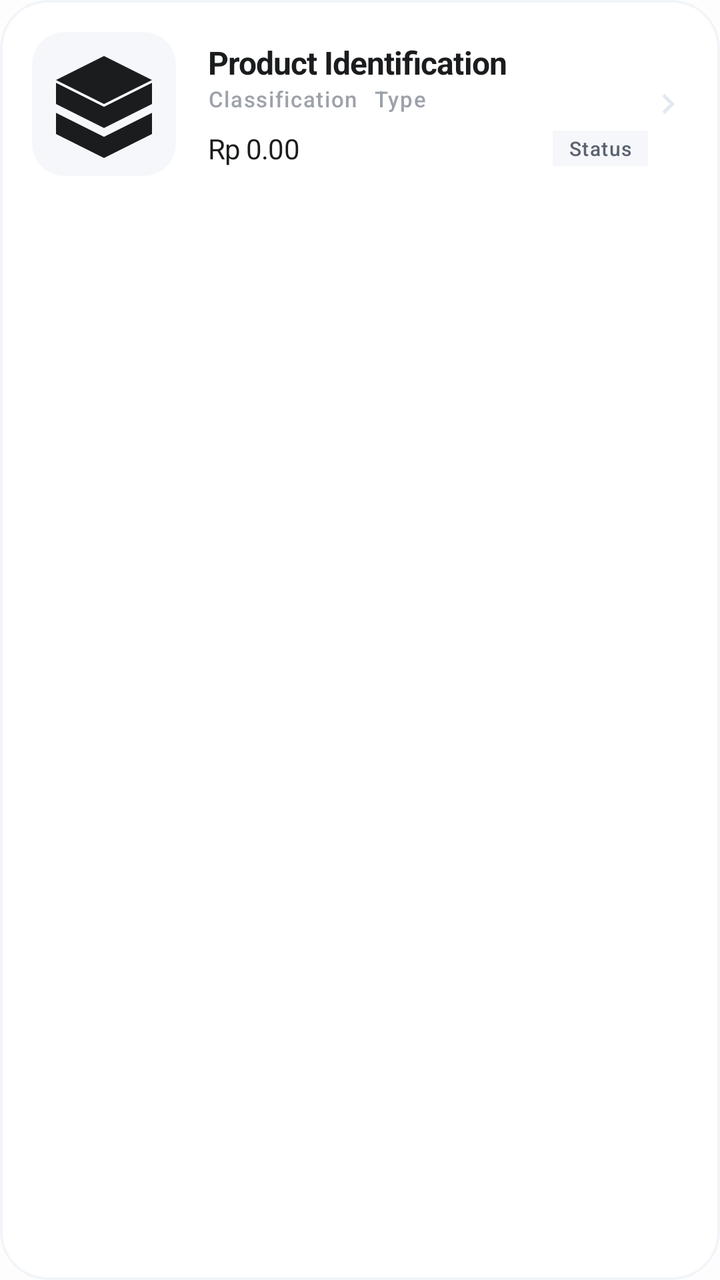
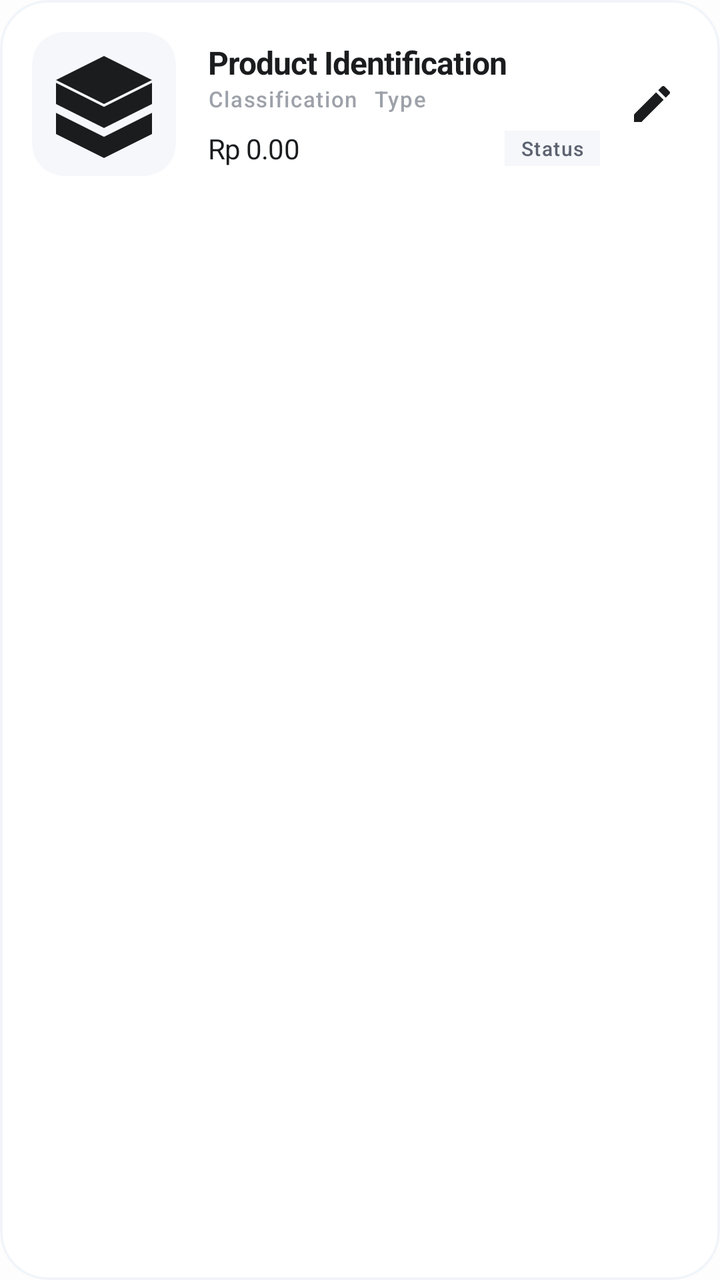

The first picture is an Android layout as it rendered before a commit; the second is the same layout after the commit. The layout source and the unified diff follow.
<!-- AndroidManifest.xml: application theme Theme.KasirAPP -->
<!-- res/layout/item_menu.xml -->
<?xml version="1.0" encoding="utf-8"?>
<com.google.android.material.card.MaterialCardView
    xmlns:android="http://schemas.android.com/apk/res/android"
    xmlns:app="http://schemas.android.com/apk/res-auto"
    style="@style/Widget.App.Card.Solid"
    android:layout_width="match_parent"
    android:layout_height="wrap_content"
    android:layout_marginHorizontal="16dp"
    android:layout_marginVertical="8dp">

    <LinearLayout
        android:layout_width="match_parent"
        android:layout_height="wrap_content"
        android:orientation="horizontal"
        android:padding="16dp"
        android:gravity="center_vertical">

        <com.google.android.material.card.MaterialCardView
            android:layout_width="72dp"
            android:layout_height="72dp"
            app:cardCornerRadius="16dp"
            app:cardElevation="0dp"
            app:cardBackgroundColor="@color/surface_variant"
            app:strokeWidth="0dp">

            <ImageView
                android:id="@+id/imgMenu"
                android:layout_width="match_parent"
                android:layout_height="match_parent"
                android:scaleType="centerCrop"
                android:src="@drawable/ic_product" />
        </com.google.android.material.card.MaterialCardView>

        <LinearLayout
            android:layout_width="0dp"
            android:layout_height="wrap_content"
            android:layout_weight="1"
            android:layout_marginStart="16dp"
            android:orientation="vertical">

            <TextView
                android:id="@+id/tvMenuName"
                style="@style/TextAppearance.App.TitleLarge"
                android:layout_width="match_parent"
                android:layout_height="wrap_content"
                android:text="Product Identification"
                android:textSize="16sp"
                android:textStyle="bold" />

            <LinearLayout
                android:layout_width="match_parent"
                android:layout_height="wrap_content"
                android:orientation="horizontal"
                android:gravity="center_vertical">

                <TextView
                    android:id="@+id/tvCategory"
                    style="@style/TextAppearance.App.LabelLarge"
                    android:layout_width="wrap_content"
                    android:layout_height="wrap_content"
                    android:text="Classification"
                    android:textSize="11sp"
                    android:alpha="0.6" />

                <TextView
                    android:id="@+id/tvType"
                    style="@style/TextAppearance.App.LabelLarge"
                    android:layout_width="wrap_content"
                    android:layout_height="wrap_content"
                    android:layout_marginStart="8dp"
                    android:text="Type"
                    android:textSize="11sp"
                    android:alpha="0.6" />

            </LinearLayout>

            <LinearLayout
                android:layout_width="match_parent"
                android:layout_height="wrap_content"
                android:layout_marginTop="8dp"
                android:orientation="horizontal"
                android:gravity="center_vertical">

                <TextView
                    android:id="@+id/tvPrice"
                    style="@style/TextAppearance.App.TitleLarge"
                    android:layout_width="0dp"
                    android:layout_height="wrap_content"
                    android:layout_weight="1"
                    android:text="Rp 0.00"
                    android:textSize="14sp"
                    android:textColor="@color/primary" />

                <TextView
                    android:id="@+id/tvStatus"
                    style="@style/TextAppearance.App.LabelLarge"
                    android:layout_width="wrap_content"
                    android:layout_height="wrap_content"
                    android:text="Status"
                    android:textSize="10sp"
                    android:paddingHorizontal="8dp"
                    android:paddingVertical="2dp"
                    android:background="@color/surface_variant"
                    android:textColor="@color/secondary" />

            </LinearLayout>

        </LinearLayout>

        <ImageView
            android:layout_width="20dp"
            android:layout_height="20dp"
            android:src="@drawable/ic_chevron_right"
            app:tint="@color/outline" />

    </LinearLayout>
</com.google.android.material.card.MaterialCardView>
<!-- resources referenced by this layout -->
<resources>
  <color name="outline">#E2E8F0</color>
  <color name="primary">#1A1C1E</color>
  <color name="secondary">#5C6270</color>
  <color name="surface_variant">#F5F7FA</color>
  <!-- drawable ic_chevron_right (drawable) -->
  <vector xmlns:android="http://schemas.android.com/apk/res/android"
      android:width="24dp"
      android:height="24dp"
      android:viewportWidth="24"
      android:viewportHeight="24">
      <path
          android:fillColor="@color/on_surface"
          android:pathData="M10,6L8.59,7.41 13.17,12l-4.58,4.59L10,18l6,-6 -6,-6z"/>
  </vector>
  <!-- drawable ic_product (drawable) -->
  <vector xmlns:android="http://schemas.android.com/apk/res/android"
      android:width="24dp"
      android:height="24dp"
      android:viewportWidth="24"
      android:viewportHeight="24">
      <path
          android:fillColor="@color/on_surface"
          android:pathData="M20,8l-8,-4 -8,4 8,4 8,-4zM4,8.47l8,4 8,-4L20,12l-8,4 -8,-4L4,8.47zM4,13.47l8,4 8,-4L20,17l-8,4 -8,-4L4,13.47z"/>
  </vector>
  <style name="TextAppearance.App.LabelLarge" parent="TextAppearance.Material3.LabelLarge">
          <item name="android:textSize">14sp</item>
          <item name="android:fontFamily">sans-serif-medium</item>
          <item name="android:letterSpacing">0.05</item>
          <item name="android:textColor">@color/secondary</item>
      </style>
  <style name="TextAppearance.App.TitleLarge" parent="TextAppearance.Material3.TitleLarge">
          <item name="android:textSize">22sp</item>
          <item name="android:fontFamily">sans-serif-medium</item>
          <item name="android:letterSpacing">-0.02</item>
          <item name="android:textColor">@color/primary</item>
      </style>
  <style name="Theme.KasirAPP" parent="Base.Theme.KasirAPP" />
  <color name="on_surface">#1A1C1E</color>
  <color name="surface">#FFFFFF</color>
  <color name="outline_variant">#F1F5F9</color>
  <color name="on_primary">#FFFFFF</color>
  <color name="primary_container">#F1F3F7</color>
  <color name="on_primary_container">#1A1C1E</color>
  <color name="on_secondary">#FFFFFF</color>
  <color name="secondary_container">#F8F9FB</color>
  <color name="on_secondary_container">#1A1C1E</color>
  <color name="background">#FDFDFD</color>
  <color name="on_surface_variant">#5C6270</color>
  <color name="error">#DC2626</color>
  <style name="Widget.App.Button.Primary" parent="Widget.App.Button">
          <item name="backgroundTint">@color/primary</item>
          <item name="android:textColor">@color/white</item>
          <item name="rippleColor">#33FFFFFF</item>
      </style>
  <style name="TextAppearance.App.HeadlineLarge" parent="TextAppearance.Material3.HeadlineLarge">
          <item name="android:textSize">32sp</item>
          <item name="android:fontFamily">sans-serif-black</item>
          <item name="android:letterSpacing">-0.04</item>
          <item name="android:textColor">@color/primary</item>
      </style>
  <style name="TextAppearance.App.BodyLarge" parent="TextAppearance.Material3.BodyLarge">
          <item name="android:textSize">16sp</item>
          <item name="android:fontFamily">sans-serif</item>
          <item name="android:lineSpacingExtra">4dp</item>
          <item name="android:textColor">@color/secondary</item>
      </style>
  <style name="Widget.App.Button" parent="Widget.Material3.Button">
          <item name="cornerRadius">20dp</item>
          <item name="android:insetTop">0dp</item>
          <item name="android:insetBottom">0dp</item>
          <item name="android:textAllCaps">false</item>
          <item name="android:textStyle">bold</item>
          <item name="android:letterSpacing">0.01</item>
          <item name="android:minHeight">60dp</item>
      </style>
  <color name="white">#FFFFFF</color>
  <!-- unchanged entries left out for length: 5 -->
</resources>

<!-- the commit's change to res/layout/item_menu.xml (unified diff, before → after) -->
@@ -107,11 +107,15 @@
 
         </LinearLayout>
 
-        <ImageView
-            android:layout_width="20dp"
-            android:layout_height="20dp"
-            android:src="@drawable/ic_chevron_right"
-            app:tint="@color/outline" />
+        <ImageButton
+            android:id="@+id/btnEditMenu"
+            android:layout_width="36dp"
+            android:layout_height="36dp"
+            android:background="?attr/selectableItemBackgroundBorderless"
+            android:src="@drawable/ic_edit"
+            android:layout_marginStart="8dp"
+            app:tint="@color/primary"
+            android:contentDescription="Edit Menu" />
 
     </LinearLayout>
 </com.google.android.material.card.MaterialCardView>
<!-- resource entries referenced after the edit -->
@@ -4,7 +4,7 @@
   <color name="primary">#1A1C1E</color>
   <color name="secondary">#5C6270</color>
   <color name="surface_variant">#F5F7FA</color>
-  <!-- drawable ic_chevron_right (drawable) -->
+  <!-- drawable ic_edit (drawable) -->
   <vector xmlns:android="http://schemas.android.com/apk/res/android"
       android:width="24dp"
       android:height="24dp"
@@ -12,7 +12,7 @@
       android:viewportHeight="24">
       <path
           android:fillColor="@color/on_surface"
-          android:pathData="M10,6L8.59,7.41 13.17,12l-4.58,4.59L10,18l6,-6 -6,-6z"/>
+          android:pathData="M3,17.25V21h3.75L17.81,9.94l-3.75,-3.75L3,17.25zM20.71,7.04c0.39,-0.39 0.39,-1.02 0,-1.41l-2.34,-2.34c-0.39,-0.39 -1.02,-0.39 -1.41,0l-1.83,1.83 3.75,3.75 1.83,-1.83z"/>
   </vector>
   <!-- drawable ic_product (drawable) -->
   <vector xmlns:android="http://schemas.android.com/apk/res/android"
